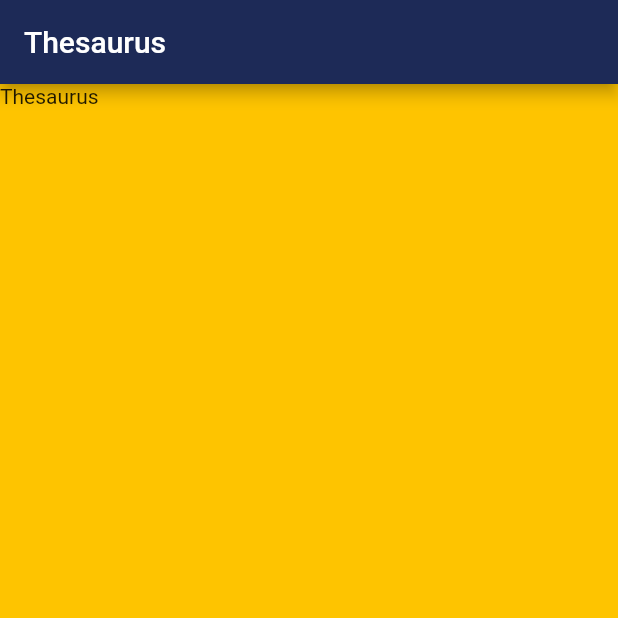
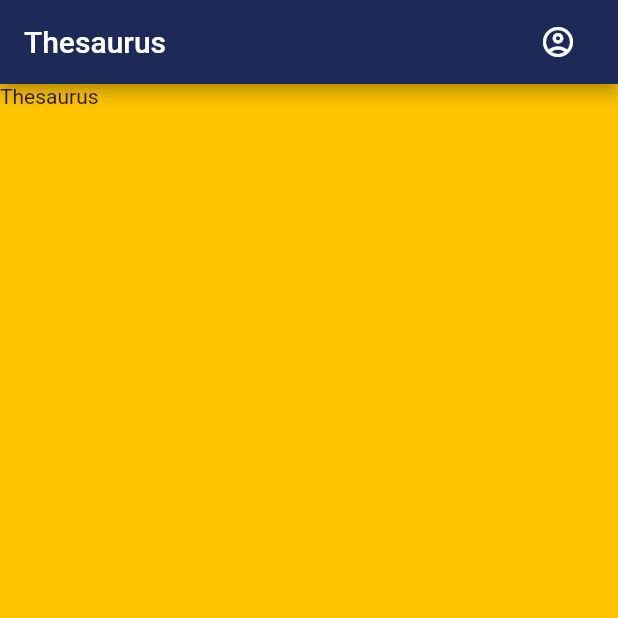
Before and after one commit to SvetlanaIagofarova/cambridgedictionary_try, a Flutter app: the screen it shows after launch, item 2 of the bottom bar chosen, on a phone screen of 412 x 824 dp, the top half of it. Run offline on Flutter 3.47's test engine with Material 2 defaults, Android fonts, the phone set to English and light mode, and no system bars; our stand-ins replace audioplayers, flutter_svg, sizer; missing offline and left inert: sticky_grouped_list.

Commit message:
appbar_titles_and_profile_button

```diff
--- /dev/null
+++ b/lib/enums/profile_menu_actions.dart
@@ -0,0 +1 @@
+enum ProfileMenuAction { login, settings, logout }
--- a/lib/main.dart
+++ b/lib/main.dart
@@ -1,4 +1,5 @@
-import 'package:cambridgedictionary_try/const/app_colors.dart';
+import 'package:cambridgedictionary_try/theme/app_colors.dart';
+import 'package:cambridgedictionary_try/theme/main_theme.dart';
 import 'package:cambridgedictionary_try/views/auth/login_view.dart';
 import 'package:cambridgedictionary_try/views/main_view.dart';
 import 'package:flutter/material.dart';
@@ -17,16 +18,7 @@ class MyApp extends StatelessWidget {
       builder: (context, orientation, deviceType) {
         return MaterialApp(
           title: 'Flutter Demo',
-          theme: ThemeData(
-            appBarTheme: const AppBarTheme(
-              backgroundColor: AppColors.mainDarkBlue,
-            ),
-            bottomNavigationBarTheme: const BottomNavigationBarThemeData(
-              backgroundColor: AppColors.mainDarkBlue,
-              selectedItemColor: Colors.white,
-              unselectedItemColor: Colors.blueGrey,
-            ),
-          ),
+          theme: MainTheme().mainTheme,
           debugShowCheckedModeBanner: false,
           routes: {
             '/login_view': (context) => const LoginView(),
--- a/lib/const/app_colors.dart
+++ b/lib/theme/app_colors.dart
@@ -4,4 +4,5 @@ abstract class AppColors {
   static const mainDarkBlue = Color.fromRGBO(29, 42, 87, 1);
   static const aBitTransparentDarkBlue = Color.fromARGB(244, 29, 42, 87);
   static const mainAmber =  Color.fromRGBO(254, 196, 0, 5);
+  static const selectedColor = Color.fromARGB(255, 102, 94, 142);
 }
--- /dev/null
+++ b/lib/theme/elements/appBar_title/thesaurus_title.dart
@@ -0,0 +1,22 @@
+import 'package:cambridgedictionary_try/theme/elements/buttons/profile_button.dart';
+import 'package:flutter/material.dart';
+
+class ThesaurusTitle extends StatefulWidget {
+  const ThesaurusTitle({super.key});
+
+  @override
+  State<ThesaurusTitle> createState() => _ThesaurusTitleState();
+}
+
+class _ThesaurusTitleState extends State<ThesaurusTitle> {
+  @override
+  Widget build(BuildContext context) {
+    return Row(
+      mainAxisAlignment: MainAxisAlignment.spaceBetween,
+      children: const [
+        Text('Thesaurus'),
+        ProfileButton(),
+      ],
+    );
+  }
+}
--- a/lib/elements/buttons/app_buttons_style.dart
+++ b/lib/theme/elements/buttons/common_buttons.dart.dart
@@ -1,4 +1,4 @@
-import 'package:cambridgedictionary_try/const/app_colors.dart';
+import 'package:cambridgedictionary_try/theme/app_colors.dart';
 import 'package:flutter/material.dart';
 
 class MyGradientButton extends StatelessWidget {
--- /dev/null
+++ b/lib/theme/elements/buttons/profile_button.dart
@@ -0,0 +1,79 @@
+import 'package:cambridgedictionary_try/enums/profile_menu_actions.dart';
+import 'package:cambridgedictionary_try/theme/app_colors.dart';
+import 'package:flutter/material.dart';
+import 'package:sizer/sizer.dart';
+
+class ProfileItemInfo {
+  Icon icon;
+  Text text;
+  ProfileMenuAction action;
+  bool Function() canShow;
+
+  ProfileItemInfo(this.icon, this.text, this.action, this.canShow);
+}
+
+class ProfileButton extends StatefulWidget {
+  const ProfileButton({super.key});
+
+  @override
+  State<ProfileButton> createState() => _ProfileButtonState();
+}
+
+class _ProfileButtonState extends State<ProfileButton> {
+  final bool _isRegistered = false;
+
+  @override
+  Widget build(BuildContext context) {
+    return PopupMenuButton<ProfileMenuAction>(
+      icon: const Icon(
+        Icons.account_circle_outlined,
+      ),
+      offset: Offset(1.0.h, 1.0.h),
+      shape:  RoundedRectangleBorder(
+          borderRadius: BorderRadius.only(
+        bottomLeft: Radius.circular(2.0.h),
+        bottomRight: Radius.circular(2.0.h),
+        topLeft: Radius.circular(2.0.h),
+        topRight: Radius.circular(2.0.h),
+      )),
+      itemBuilder: (context) {
+        return [
+          ProfileItemInfo(
+            const Icon(Icons.login),
+            const Text('Sign in'),
+            ProfileMenuAction.login,
+            () => !_isRegistered,
+          ),
+          ProfileItemInfo(
+            const Icon(Icons.settings),
+            const Text('Settings'),
+            ProfileMenuAction.settings,
+            () => _isRegistered,
+          ),
+          ProfileItemInfo(
+            const Icon(Icons.exit_to_app),
+            const Text('Sign out'),
+            ProfileMenuAction.logout,
+            () => _isRegistered,
+          ),
+        ]
+            .where((itemInfo) => itemInfo.canShow())
+            .map((itemInfo) => PopupMenuItem<ProfileMenuAction>(
+                  value: itemInfo.action,
+                  child: itemInfo.text,
+                ))
+            .toList();
+      },
+      onSelected: (value) {
+        switch (value) {
+          case ProfileMenuAction.login:
+            break;
+          case ProfileMenuAction.settings:
+            break;
+          case ProfileMenuAction.logout:
+            break;
+        }
+      },
+    );
+  }
+}
--- a/lib/elements/buttons/pronounced_button.dart
+++ b/lib/theme/elements/buttons/pronounced_button.dart
@@ -1,5 +1,5 @@
 import 'package:audioplayers/audioplayers.dart';
-import 'package:cambridgedictionary_try/const/app_colors.dart';
+import 'package:cambridgedictionary_try/theme/app_colors.dart';
 import 'package:flutter/material.dart';
 
 class PronouncedIconButton extends StatefulWidget {
--- /dev/null
+++ b/lib/theme/main_theme.dart
@@ -0,0 +1,34 @@
+import 'package:cambridgedictionary_try/theme/app_colors.dart';
+import 'package:flutter/material.dart';
+import 'package:sizer/sizer.dart';
+
+class MainTheme {
+  ThemeData mainTheme = ThemeData(
+    appBarTheme: const AppBarTheme(
+      backgroundColor: AppColors.mainDarkBlue,
+    ),
+    textSelectionTheme: const TextSelectionThemeData(
+      cursorColor: AppColors.mainAmber,
+      selectionColor: AppColors.selectedColor,
+      selectionHandleColor: AppColors.mainAmber,
+    ),
+    bottomNavigationBarTheme: const BottomNavigationBarThemeData(
+      backgroundColor: AppColors.mainDarkBlue,
+      selectedItemColor: Colors.white,
+      unselectedItemColor: Colors.blueGrey,
+    ),
+    inputDecorationTheme: InputDecorationTheme(
+      hintStyle: const TextStyle(
+        color: Colors.blueGrey,
+        fontWeight: FontWeight.w300,
+      ),
+      isDense: true,
+      contentPadding: EdgeInsets.all(1.5.h),
+      focusedBorder: const UnderlineInputBorder(
+        borderSide: BorderSide(
+          color: AppColors.mainDarkBlue,
+        ),
+      ),
+    ),
+  );
+}
--- a/lib/views/auth/login_view.dart
+++ b/lib/views/auth/login_view.dart
@@ -1,6 +1,6 @@
 import 'package:cambridgedictionary_try/const/svg.dart';
-import 'package:cambridgedictionary_try/elements/buttons/app_buttons_style.dart';
-import 'package:cambridgedictionary_try/const/app_colors.dart';
+import 'package:cambridgedictionary_try/theme/elements/buttons/common_buttons.dart.dart';
+import 'package:cambridgedictionary_try/theme/app_colors.dart';
 import 'package:flutter/material.dart';
 import 'package:sizer/sizer.dart';
 
--- a/lib/views/dictionary/words_list.dart
+++ b/lib/views/dictionary/words_list.dart
@@ -1,5 +1,5 @@
-import 'package:cambridgedictionary_try/const/app_colors.dart';
-import 'package:cambridgedictionary_try/elements/buttons/pronounced_button.dart';
+import 'package:cambridgedictionary_try/theme/app_colors.dart';
+import 'package:cambridgedictionary_try/theme/elements/buttons/pronounced_button.dart';
 import 'package:cambridgedictionary_try/example_of_words.dart';
 import 'package:flutter/material.dart';
 import 'package:sizer/sizer.dart';
@@ -87,7 +87,7 @@ Widget _getWord(BuildContext ctx, Word word) {
             Row(
               children: [
                 Text(
-                  word.word,
+                  word.wordName,
                   style: const TextStyle(fontWeight: FontWeight.w500),
                   maxLines: 1,
                   overflow: TextOverflow.ellipsis,
--- a/lib/views/main_view.dart
+++ b/lib/views/main_view.dart
@@ -1,5 +1,8 @@
-import 'package:cambridgedictionary_try/const/app_colors.dart';
-import 'package:cambridgedictionary_try/elements/search_textfield.dart';
+import 'package:cambridgedictionary_try/theme/app_colors.dart';
+import 'package:cambridgedictionary_try/theme/elements/appBar_title/grammar_title.dart';
+import 'package:cambridgedictionary_try/theme/elements/appBar_title/search_title.dart';
+import 'package:cambridgedictionary_try/theme/elements/appBar_title/thesaurus_title.dart';
+import 'package:cambridgedictionary_try/views/dictionary/word_search_screen.dart';
 import 'package:cambridgedictionary_try/views/dictionary/words_list.dart';
 import 'package:flutter/material.dart';
 import 'package:sizer/sizer.dart';
@@ -13,7 +16,7 @@ class MainView extends StatefulWidget {
 
 class _MainViewState extends State<MainView> {
   int _selectedTab = 0;
-  Widget _title = const SearchTextField();
+  Widget _title = const SearchTitle();
 
   void onSelectTab(int index) {
     if (_selectedTab == index) return;
@@ -21,13 +24,13 @@ class _MainViewState extends State<MainView> {
       _selectedTab = index;
       switch (index) {
         case 0:
-          _title = const SearchTextField();
+          _title = const SearchTitle();
           break;
         case 1:
-          _title = const Text('Thesaurus');
+          _title = const ThesaurusTitle();
           break;
         case 2:
-          _title = const Text('Grammar');
+          _title = const GrammarTitle();
           break;
       }
     });
@@ -37,9 +40,11 @@ class _MainViewState extends State<MainView> {
 
   @override
   Widget build(BuildContext context) {
-    return GestureDetector(
-      onTap: () => FocusManager.instance.primaryFocus?.unfocus(),
-      child: Scaffold(
+    return
+        // GestureDetector(
+        //   onTap: () => FocusManager.instance.primaryFocus?.unfocus(),
+        //   child:
+        Scaffold(
       key: _scaffoldKey,
       appBar: AppBar(
         title: _title,
@@ -75,9 +80,8 @@ class _MainViewState extends State<MainView> {
           // BottomNavigationBarItem(
         ],
         onTap: onSelectTab,
-
-        ),
       ),
     );
+    // );
   }
 }
```
Also changed, not shown: lib/elements/search_textfield.dart (deleted, +0 -91 lines), lib/example_of_words.dart (+8 -8 lines), lib/theme/elements/appBar_title/grammar_title.dart (added, +22 -0 lines), lib/theme/elements/appBar_title/search_title.dart (added, +73 -0 lines), lib/views/dictionary/word_search_screen.dart (added, +82 -0 lines). Lines whose indentation alone changed are shown as unchanged.
